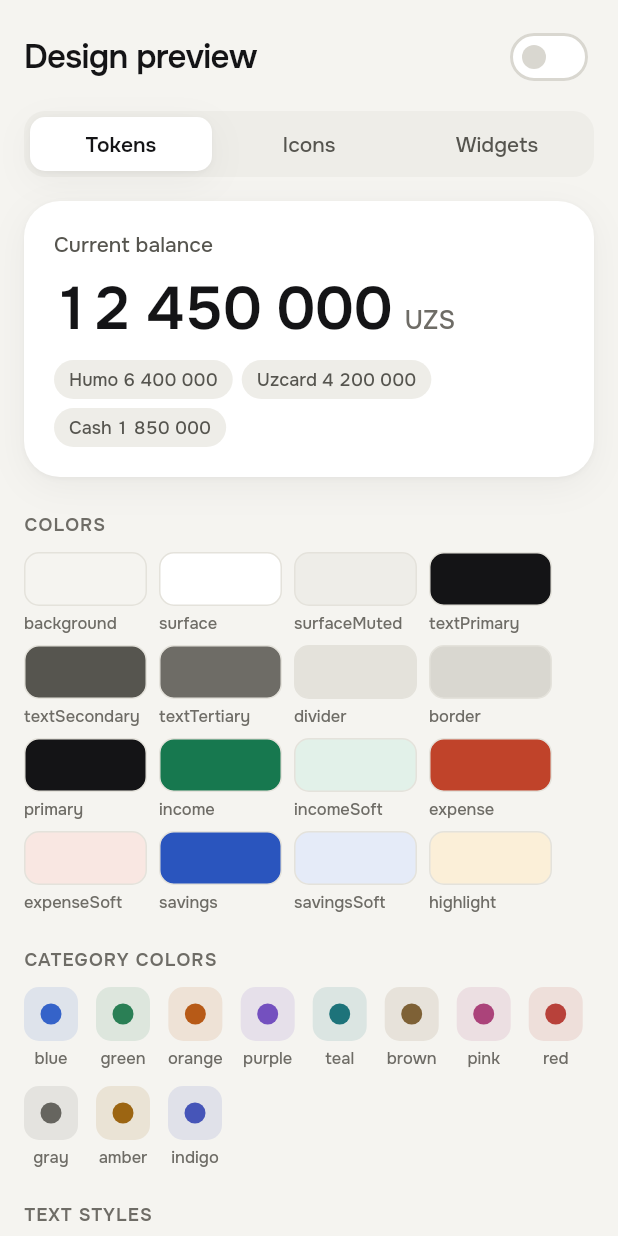
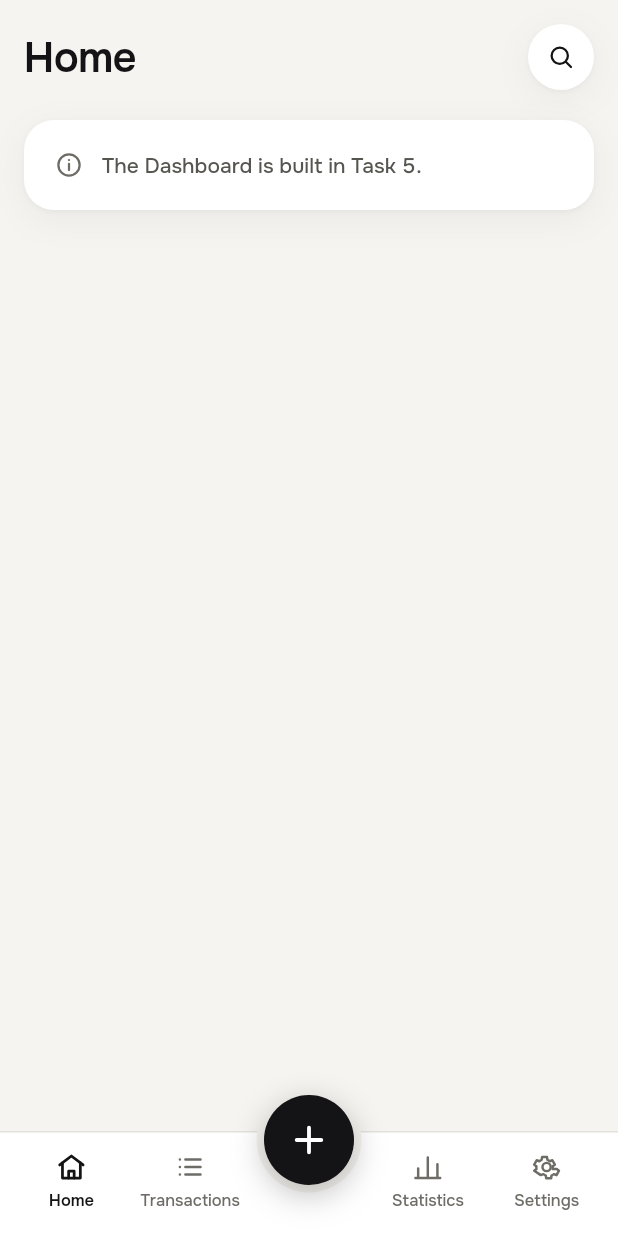
Before and after one commit to Ozodbek4252/personal-finance-app, a Flutter app: the screen it shows after launch, on a phone screen of 412 x 824 dp. Run offline on Flutter 3.47's test engine with Material 3 defaults, Android fonts, the phone set to English and light mode, and no system bars; our stand-ins replace flutter_riverpod, flutter_svg, go_router.

Commit message:
feat: implement navigation and structure for main app features with routing

```diff
--- a/lib/app.dart
+++ b/lib/app.dart
@@ -1,24 +1,31 @@
 import 'package:flutter/material.dart';
+import 'package:flutter/services.dart';
 import 'package:flutter_riverpod/flutter_riverpod.dart';
 
 import 'core/theme/app_theme.dart';
 import 'core/theme/theme_mode_provider.dart';
-import 'dev/design_preview_page.dart';
+import 'router.dart';
 
 class PersonalFinanceApp extends ConsumerWidget {
   const PersonalFinanceApp({super.key});
 
   @override
   Widget build(BuildContext context, WidgetRef ref) {
-    return MaterialApp(
+    return MaterialApp.router(
       title: 'Personal Finance',
       debugShowCheckedModeBanner: false,
       theme: AppTheme.light,
       darkTheme: AppTheme.dark,
       themeMode: ref.watch(themeModeProvider),
-      // Temporary home page to check the design tokens.
-      // It is replaced by the real app shell in Task 3.
-      home: const DesignPreviewPage(),
+      routerConfig: ref.watch(routerProvider),
+      builder: (context, child) {
+        // Status bar icons follow the theme.
+        final dark = Theme.of(context).brightness == Brightness.dark;
+        return AnnotatedRegion<SystemUiOverlayStyle>(
+          value: dark ? SystemUiOverlayStyle.light : SystemUiOverlayStyle.dark,
+          child: child!,
+        );
+      },
     );
   }
 }
--- /dev/null
+++ b/lib/core/widgets/page_title.dart
@@ -0,0 +1,31 @@
+import 'package:flutter/material.dart';
+
+import '../theme/app_text.dart';
+
+/// Big 28 px title at the top of a tab page, like "Settings".
+class PageTitle extends StatelessWidget {
+  const PageTitle(this.title, {super.key, this.trailing});
+
+  final String title;
+
+  /// Optional buttons on the right, like search on Transactions.
+  final Widget? trailing;
+
+  @override
+  Widget build(BuildContext context) {
+    return Padding(
+      padding: const EdgeInsets.fromLTRB(16, 16, 16, 4),
+      child: Row(
+        children: [
+          Expanded(
+            child: Semantics(
+              header: true,
+              child: Text(title, style: AppText.title28),
+            ),
+          ),
+          ?trailing,
+        ],
+      ),
+    );
+  }
+}
--- /dev/null
+++ b/lib/features/dashboard/ui/dashboard_page.dart
@@ -0,0 +1,40 @@
+import 'package:flutter/material.dart';
+import 'package:go_router/go_router.dart';
+
+import '../../../core/icons/app_icons.dart';
+import '../../../core/widgets/buttons.dart';
+import '../../../core/widgets/page_title.dart';
+import '../../../router.dart';
+import '../../../shell/placeholder_body.dart';
+
+/// Home tab. Placeholder until Task 5.
+class DashboardPage extends StatelessWidget {
+  const DashboardPage({super.key});
+
+  @override
+  Widget build(BuildContext context) {
+    return Scaffold(
+      body: SafeArea(
+        bottom: false,
+        child: ListView(
+          children: [
+            PageTitle(
+              'Home',
+              trailing: CircleIconButton.raised(
+                icon: AppIcons.search,
+                semanticLabel: 'Search transactions',
+                onTap: () => context.go(Routes.transactions),
+              ),
+            ),
+            const Padding(
+              padding: EdgeInsets.all(16),
+              child: PlaceholderCard(
+                message: 'The Dashboard is built in Task 5.',
+              ),
+            ),
+          ],
+        ),
+      ),
+    );
+  }
+}
--- /dev/null
+++ b/lib/router.dart
@@ -0,0 +1,77 @@
+import 'package:flutter/material.dart';
+import 'package:flutter_riverpod/flutter_riverpod.dart';
+import 'package:go_router/go_router.dart';
+
+import 'dev/design_preview_page.dart';
+import 'features/add_transaction/ui/add_transaction_page.dart';
+import 'features/dashboard/ui/dashboard_page.dart';
+import 'features/settings/ui/settings_page.dart';
+import 'features/statistics/ui/statistics_page.dart';
+import 'features/transactions/ui/transactions_page.dart';
+import 'shell/app_shell.dart';
+
+/// All route paths in one place.
+abstract final class Routes {
+  // Tabs.
+  static const home = '/';
+  static const transactions = '/transactions';
+  static const statistics = '/statistics';
+  static const settings = '/settings';
+
+  // Full-screen pages on top of the tabs.
+  static const add = '/add';
+  static const addExpense = '/add?type=expense';
+  static const addIncome = '/add?type=income';
+
+  static const designPreview = '/dev/preview';
+}
+
+final _rootNavigatorKey = GlobalKey<NavigatorState>();
+
+final routerProvider = Provider<GoRouter>((ref) {
+  final router = GoRouter(
+    navigatorKey: _rootNavigatorKey,
+    initialLocation: Routes.home,
+    routes: [
+      StatefulShellRoute.indexedStack(
+        builder: (context, state, shell) => AppShell(navigationShell: shell),
+        branches: [
+          _tab(Routes.home, const DashboardPage()),
+          _tab(Routes.transactions, const TransactionsPage()),
+          _tab(Routes.statistics, const StatisticsPage()),
+          _tab(Routes.settings, const SettingsPage()),
+        ],
+      ),
+      // Pages below cover the bottom nav, so they use the root navigator.
+      GoRoute(
+        path: Routes.add,
+        parentNavigatorKey: _rootNavigatorKey,
+        pageBuilder: (context, state) => MaterialPage(
+          fullscreenDialog: true,
+          child: AddTransactionPage(
+            initialKind: state.uri.queryParameters['type'] == 'income'
+                ? TransactionKind.income
+                : TransactionKind.expense,
+          ),
+        ),
+      ),
+      GoRoute(
+        path: Routes.designPreview,
+        parentNavigatorKey: _rootNavigatorKey,
+        builder: (context, state) => const DesignPreviewPage(),
+      ),
+    ],
+  );
+  ref.onDispose(router.dispose);
+  return router;
+});
+
+StatefulShellBranch _tab(String path, Widget page) => StatefulShellBranch(
+  routes: [
+    GoRoute(
+      path: path,
+      // No slide animation when switching tabs.
+      pageBuilder: (context, state) => NoTransitionPage(child: page),
+    ),
+  ],
+);
--- /dev/null
+++ b/lib/shell/app_bottom_nav.dart
@@ -0,0 +1,188 @@
+import 'dart:math' as math;
+
+import 'package:flutter/material.dart';
+
+import '../core/icons/app_icons.dart';
+import '../core/theme/app_colors.dart';
+import '../core/theme/app_text.dart';
+import '../core/theme/app_tokens.dart';
+import '../core/widgets/app_icon.dart';
+
+/// One tab in [AppBottomNav].
+class NavTab {
+  const NavTab(this.label, this.icon);
+
+  final String label;
+  final AppIconData icon;
+}
+
+/// Bottom navigation from the design: 4 tabs with a round "+" button
+/// in the middle that sticks out above the bar.
+///
+/// Use it with `Scaffold(extendBody: true)`. The top part above the bar
+/// is see-through, so taps there go to the page behind it.
+class AppBottomNav extends StatelessWidget {
+  const AppBottomNav({
+    super.key,
+    required this.tabs,
+    required this.currentIndex,
+    required this.onTabSelected,
+    required this.onAddPressed,
+  }) : assert(tabs.length == 4, 'The design has 2 tabs on each side.');
+
+  final List<NavTab> tabs;
+  final int currentIndex;
+  final ValueChanged<int> onTabSelected;
+  final VoidCallback onAddPressed;
+
+  /// How far the "+" button sticks out above the bar.
+  static const fabOverlap = 30.0;
+  static const fabSize = 60.0;
+
+  /// Bar height without the bottom safe area.
+  static const barHeight = 62.0;
+
+  @override
+  Widget build(BuildContext context) {
+    final c = context.colors;
+    // The design keeps 22 px below the tabs for the home indicator.
+    // Phones without one still get a little space.
+    final bottomInset = math.max(MediaQuery.viewPaddingOf(context).bottom, 8.0);
+
+    Widget tab(int index) => Expanded(
+      child: _NavItem(
+        tab: tabs[index],
+        selected: index == currentIndex,
+        onTap: () => onTabSelected(index),
+      ),
+    );
+
+    return SizedBox(
+      height: fabOverlap + barHeight + bottomInset,
+      child: Stack(
+        clipBehavior: Clip.none,
+        children: [
+          Positioned(
+            top: fabOverlap,
+            left: 0,
+            right: 0,
+            bottom: 0,
+            child: Container(
+              padding: EdgeInsets.fromLTRB(8, 6, 8, bottomInset),
+              decoration: BoxDecoration(
+                color: c.surface,
+                border: Border(top: BorderSide(color: c.divider)),
+              ),
+              child: Row(
+                crossAxisAlignment: CrossAxisAlignment.start,
+                children: [tab(0), tab(1), const Spacer(), tab(2), tab(3)],
+              ),
+            ),
+          ),
+          Positioned(
+            top: 6 + fabOverlap - fabSize / 2,
+            left: 0,
+            right: 0,
+            child: Center(child: _AddButton(onPressed: onAddPressed)),
+          ),
+        ],
+      ),
+    );
+  }
+}
+
+class _NavItem extends StatelessWidget {
+  const _NavItem({
+    required this.tab,
+    required this.selected,
+    required this.onTap,
+  });
+
+  final NavTab tab;
+  final bool selected;
+  final VoidCallback onTap;
+
+  @override
+  Widget build(BuildContext context) {
+    final c = context.colors;
+    final color = selected ? c.textPrimary : c.textTertiary;
+    return Semantics(
+      button: true,
+      selected: selected,
+      label: tab.label,
+      excludeSemantics: true,
+      child: InkResponse(
+        onTap: onTap,
+        radius: 32,
+        child: SizedBox(
+          height: 52,
+          child: Column(
+            mainAxisAlignment: MainAxisAlignment.center,
+            children: [
+              AppIcon(
+                tab.icon,
+                size: 22,
+                color: color,
+                strokeWidth: selected ? 2 : 1.8,
+              ),
+              const SizedBox(height: 4),
+              Text(
+                tab.label,
+                maxLines: 1,
+                overflow: TextOverflow.ellipsis,
+                style: (selected ? AppText.tiny11Strong : AppText.tiny11)
+                    .copyWith(color: color),
+              ),
+            ],
+          ),
+        ),
+      ),
+    );
+  }
+}
+
+class _AddButton extends StatelessWidget {
+  const _AddButton({required this.onPressed});
+
+  final VoidCallback onPressed;
+
+  @override
+  Widget build(BuildContext context) {
+    final c = context.colors;
+    const size = AppBottomNav.fabSize;
+    return Semantics(
+      button: true,
+      label: 'Add transaction',
+      excludeSemantics: true,
+      child: Container(
+        width: size,
+        height: size,
+        decoration: BoxDecoration(
+          shape: BoxShape.circle,
+          boxShadow: [
+            // 5 px ring in the page color, so the button looks cut out
+            // of the bar. Drawn first so the soft shadow sits on top.
+            BoxShadow(color: c.background, spreadRadius: 5),
+            ...AppShadows.fab,
+          ],
+        ),
+        child: Material(
+          color: c.primary,
+          shape: const CircleBorder(),
+          clipBehavior: Clip.antiAlias,
+          child: InkWell(
+            onTap: onPressed,
+            child: Center(
+              child: AppIcon(
+                AppIcons.plus,
+                size: 28,
+                color: c.onPrimary,
+                strokeWidth: 2.2,
+              ),
+            ),
+          ),
+        ),
+      ),
+    );
+  }
+}
--- /dev/null
+++ b/lib/shell/app_shell.dart
@@ -0,0 +1,42 @@
+import 'package:flutter/material.dart';
+import 'package:go_router/go_router.dart';
+
+import '../core/icons/app_icons.dart';
+import '../router.dart';
+import 'app_bottom_nav.dart';
+
+/// Main screen frame: the current tab page plus the bottom nav.
+class AppShell extends StatelessWidget {
+  const AppShell({super.key, required this.navigationShell});
+
+  /// Keeps each tab's page alive, so scroll position is kept.
+  final StatefulNavigationShell navigationShell;
+
+  static const _tabs = [
+    NavTab('Home', AppIcons.home),
+    NavTab('Transactions', AppIcons.list),
+    NavTab('Statistics', AppIcons.chart),
+    NavTab('Settings', AppIcons.settings),
+  ];
+
+  @override
+  Widget build(BuildContext context) {
+    return Scaffold(
+      // Pages draw behind the see-through top part of the nav bar.
+      // Scaffold adds the nav bar height to the bottom padding,
+      // so lists can still scroll their last item into view.
+      extendBody: true,
+      body: navigationShell,
+      bottomNavigationBar: AppBottomNav(
+        tabs: _tabs,
+        currentIndex: navigationShell.currentIndex,
+        onTabSelected: (index) => navigationShell.goBranch(
+          index,
+          // Tapping the open tab again goes back to its first page.
+          initialLocation: index == navigationShell.currentIndex,
+        ),
+        onAddPressed: () => context.push(Routes.addExpense),
+      ),
+    );
+  }
+}
--- /dev/null
+++ b/lib/shell/placeholder_body.dart
@@ -0,0 +1,35 @@
+import 'package:flutter/material.dart';
+
+import '../core/icons/app_icons.dart';
+import '../core/theme/app_colors.dart';
+import '../core/theme/app_text.dart';
+import '../core/widgets/app_card.dart';
+import '../core/widgets/app_icon.dart';
+
+/// Temporary card for screens that are not built yet.
+/// Each one is replaced in a later task.
+class PlaceholderCard extends StatelessWidget {
+  const PlaceholderCard({super.key, required this.message});
+
+  final String message;
+
+  @override
+  Widget build(BuildContext context) {
+    final c = context.colors;
+    return AppCard(
+      padding: const EdgeInsets.all(20),
+      child: Row(
+        children: [
+          AppIcon(AppIcons.info, color: c.textTertiary),
+          const SizedBox(width: 12),
+          Expanded(
+            child: Text(
+              message,
+              style: AppText.label14.copyWith(color: c.textSecondary),
+            ),
+          ),
+        ],
+      ),
+    );
+  }
+}
--- a/pubspec.yaml
+++ b/pubspec.yaml
@@ -37,6 +37,7 @@ dependencies:
   flutter_riverpod: ^3.4.3
   intl: ^0.20.3
   flutter_svg: ^2.3.0
+  go_router: ^17.5.0
 
 dev_dependencies:
   flutter_test:
```
Also changed, not shown: lib/core/widgets/segmented_tabs.dart (+8 -1 lines), lib/dev/design_preview_page.dart (+8 -0 lines), lib/features/add_transaction/ui/add_transaction_page.dart (added, +78 -0 lines), lib/features/settings/ui/settings_page.dart (added, +95 -0 lines), lib/features/statistics/ui/statistics_page.dart (added, +29 -0 lines), lib/features/transactions/ui/transactions_page.dart (added, +29 -0 lines), pubspec.lock, 2 other files.
